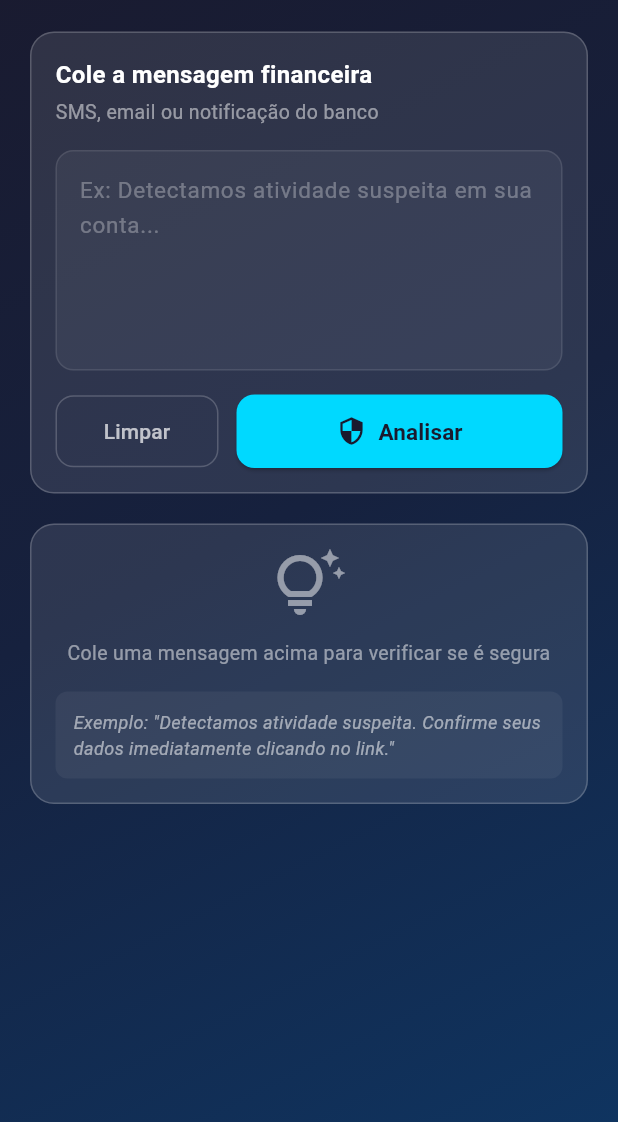
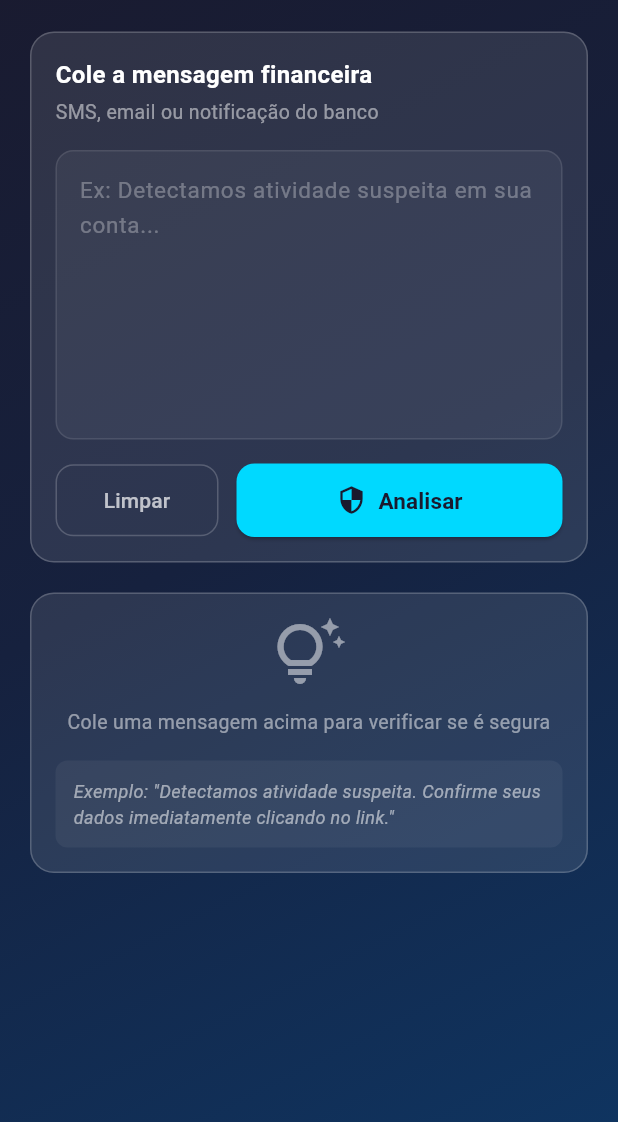
Before and after one commit to mateuss-silva/ai_assistant, a Flutter app: the AnalysisScreen screen opened directly, on a phone screen of 412 x 824 dp, the part 114-1236 px from its top. Run offline on Flutter 3.47's test engine with Material 3 defaults, Android fonts, the phone set to English and light mode, and no system bars; our stand-ins replace connectivity_plus, dartz, flutter_dotenv, flutter_riverpod, freezed_annotation, google_generative_ai; statements that could not run were skipped.

```diff
--- a/lib/presentation/screens/analysis_screen.dart
+++ b/lib/presentation/screens/analysis_screen.dart
@@ -52,9 +52,9 @@ class _AnalysisScreenState extends ConsumerState<AnalysisScreen> {
           child: SafeArea(
             child: CustomScrollView(
               slivers: [
-                const SliverToBoxAdapter(child: AppHeader()),
-                SliverToBoxAdapter(
-                  child: MessageInputCard(
+                _buildConstrainedSliver(const AppHeader()),
+                _buildConstrainedSliver(
+                  MessageInputCard(
                     controller: _messageController,
                     formKey: _formKey,
                     onAnalyze: _analyze,
@@ -62,7 +62,7 @@ class _AnalysisScreenState extends ConsumerState<AnalysisScreen> {
                     isLoading: isLoading,
                   ),
                 ),
-                SliverToBoxAdapter(child: ResultsSection(state: state)),
+                _buildConstrainedSliver(ResultsSection(state: state)),
               ],
             ),
           ),
@@ -70,4 +70,15 @@ class _AnalysisScreenState extends ConsumerState<AnalysisScreen> {
       ),
     );
   }
+
+  Widget _buildConstrainedSliver(Widget child) {
+    return SliverToBoxAdapter(
+      child: Center(
+        child: ConstrainedBox(
+          constraints: const BoxConstraints(maxWidth: 850),
+          child: child,
+        ),
+      ),
+    );
+  }
 }
--- a/lib/presentation/widgets/message_input_card.dart
+++ b/lib/presentation/widgets/message_input_card.dart
@@ -55,7 +55,7 @@ class MessageInputCard extends StatelessWidget {
   Widget _buildTextField() {
     return TextFormField(
       controller: controller,
-      maxLines: 5,
+      maxLines: 7,
       maxLength: 500, // Limit input length for security/performance
       buildCounter:
           (context, {required currentLength, required isFocused, maxLength}) {
```
